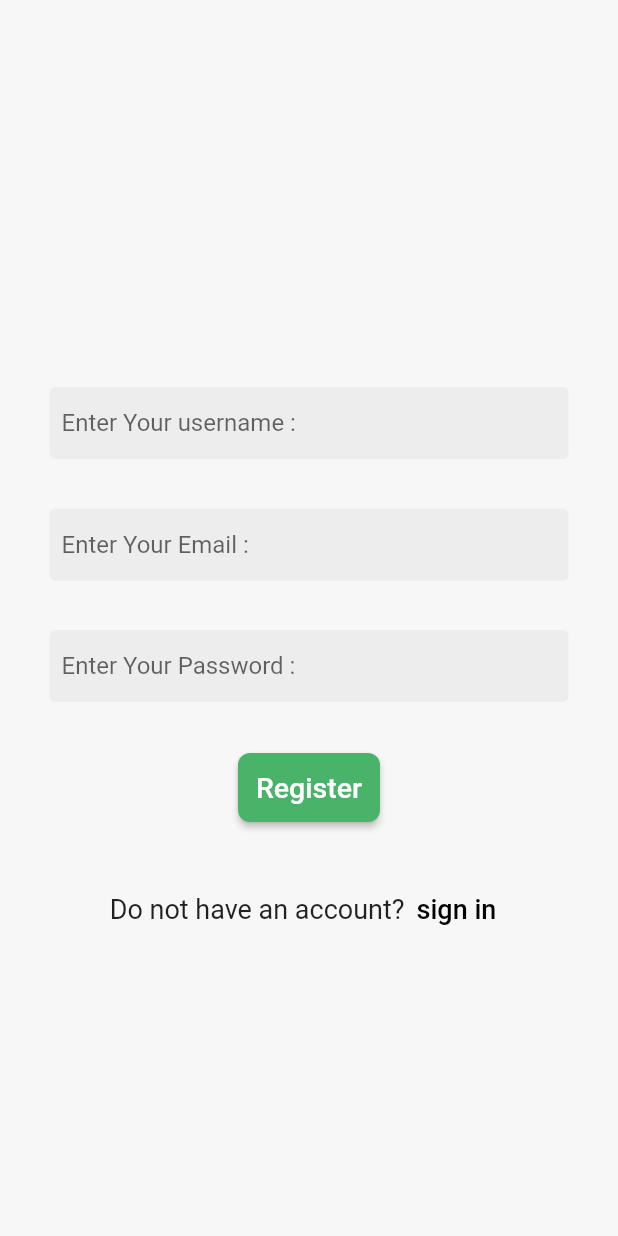
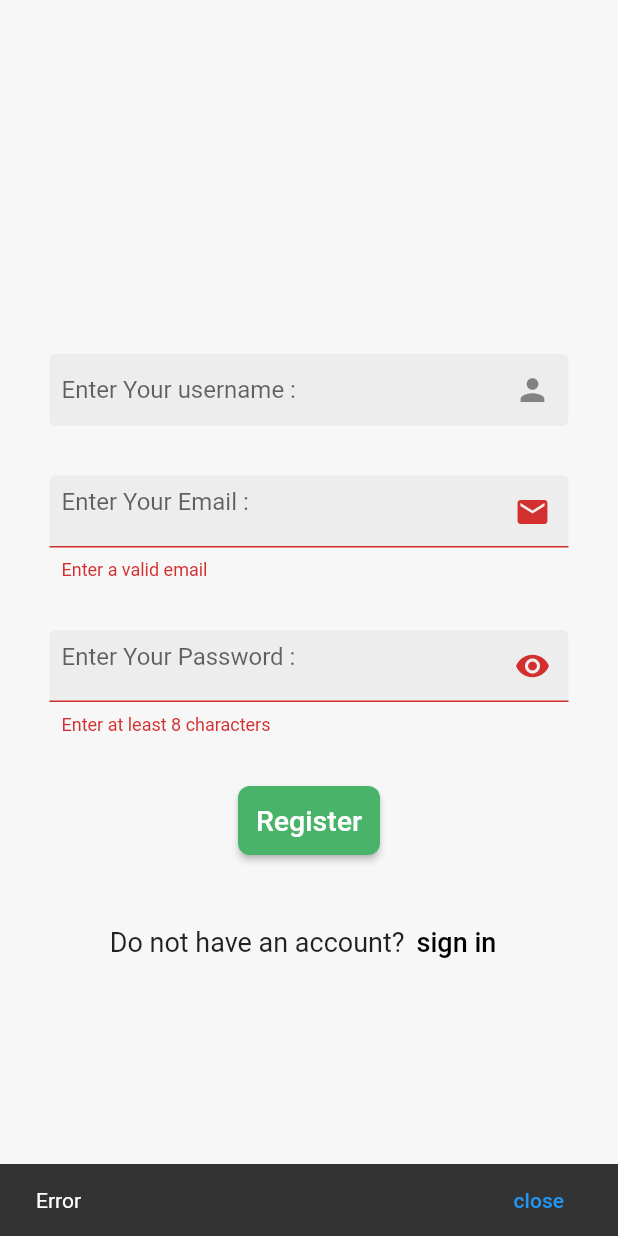
Before and after one commit to wael-saif23/e-commerce, a Flutter app: the Register screen opened directly, after a tap on "Register", on a phone screen of 412 x 824 dp. Run offline on Flutter 3.47's test engine with Material 2 defaults, Android fonts, the phone set to English and light mode, and no system bars; our stand-ins replace email_validator, firebase_auth, firebase_core; accounts and stored records are empty.

Commit message:
show and hide password

```diff
--- a/lib/main.dart
+++ b/lib/main.dart
@@ -25,9 +25,9 @@ class MyApp extends StatelessWidget {
       create: (context) {
         return CartProvider();
       },
-      child:  MaterialApp(
+      child: const MaterialApp(
         debugShowCheckedModeBanner: false,
-        home: Home(),
+        home: Register(),
       ),
     );
   }
--- a/lib/pages/register.dart
+++ b/lib/pages/register.dart
@@ -3,8 +3,10 @@
 import 'package:e_commerce_app/pages/login.dart';
 import 'package:e_commerce_app/shared/colors.dart';
 import 'package:e_commerce_app/shared/contants.dart';
+import 'package:e_commerce_app/shared/snackbar.dart';
 import 'package:firebase_auth/firebase_auth.dart';
 import 'package:flutter/material.dart';
+import 'package:email_validator/email_validator.dart';
 
 class Register extends StatefulWidget {
   const Register({Key? key}) : super(key: key);
@@ -14,7 +16,9 @@ class Register extends StatefulWidget {
 }
 
 class _RegisterState extends State<Register> {
+  final _formKey = GlobalKey<FormState>();
   bool isLoading = false;
+  bool isVisibility = true;
 
   final emailController = TextEditingController();
 
@@ -25,14 +29,17 @@ class _RegisterState extends State<Register> {
       isLoading = true;
     });
     try {
-      final credential = await FirebaseAuth.instance.createUserWithEmailAndPassword(
+      final credential = await FirebaseAuth.instance
+          .createUserWithEmailAndPassword(
               email: emailController.text, password: passwordController.text);
     } on FirebaseAuthException catch (e) {
-      if (e.code == 'user-not-found') {
-        print('No user found for that email.');
-      } else if (e.code == 'wrong-password') {
-        print('Wrong password provided for that user.');
+      if (e.code == 'weak-password') {
+        showSnackBar(context, "The password provided is too weak.");
+      } else if (e.code == 'email-already-in-use') {
+        showSnackBar(context, "The account already exists for that email.");
       }
+    } catch (e) {
+      showSnackBar(context, e.toString());
     }
     setState(() {
       isLoading = false;
@@ -55,6 +62,8 @@ class _RegisterState extends State<Register> {
           child: Padding(
             padding: const EdgeInsets.all(33.0),
             child: SingleChildScrollView(
+              child: Form(
+                key: _formKey,
                 child: Column(
                   mainAxisAlignment: MainAxisAlignment.center,
                   children: [
@@ -66,33 +75,61 @@ class _RegisterState extends State<Register> {
                         obscureText: false,
                         decoration: decorationTextfield.copyWith(
                             hintText: "Enter Your username : ",
-                      )),
+                            suffixIcon: Icon(Icons.person))),
                     const SizedBox(
                       height: 33,
                     ),
-                  TextField(
+                    TextFormField(
+                        validator: (value) {
+                          return value != null &&
+                                  !EmailValidator.validate(value)
+                              ? "Enter a valid email"
+                              : null;
+                        },
+                        autovalidateMode: AutovalidateMode.onUserInteraction,
                         controller: emailController,
                         keyboardType: TextInputType.emailAddress,
                         obscureText: false,
                         decoration: decorationTextfield.copyWith(
                             hintText: "Enter Your Email : ",
-                      )),
+                            suffixIcon: Icon(Icons.email))),
                     const SizedBox(
                       height: 33,
                     ),
-                  TextField(
+                    TextFormField(
+                      validator: (value) {
+                        return value != null && value.length < 8
+                            ? "Enter at least 8 characters"
+                            : null;
+                      },
+                      autovalidateMode: AutovalidateMode.onUserInteraction,
                       controller: passwordController,
                       keyboardType: TextInputType.text,
-                      obscureText: true,
+                      obscureText: isVisibility ? true : false,
                       decoration: decorationTextfield.copyWith(
                         hintText: "Enter Your Password : ",
-                      )),
+                        suffixIcon: IconButton(
+                          onPressed: () {
+                            setState(() {
+                              isVisibility = !isVisibility;
+                            });
+                          },
+                          icon: isVisibility
+                              ? Icon(Icons.visibility)
+                              : Icon(Icons.visibility_off),
+                        ),
+                      ),
+                    ),
                     const SizedBox(
                       height: 33,
                     ),
                     ElevatedButton(
                       onPressed: () {
+                        if (_formKey.currentState!.validate()) {
                           registerCount();
+                        } else {
+                          showSnackBar(context, "Error");
+                        }
                       },
                       child: isLoading
                           ? CircularProgressIndicator(
@@ -136,6 +173,7 @@ class _RegisterState extends State<Register> {
             ),
           ),
         ),
+      ),
     );
   }
 }
--- /dev/null
+++ b/lib/shared/snackbar.dart
@@ -0,0 +1,9 @@
+import 'package:flutter/material.dart';
+
+showSnackBar(BuildContext context, String text) {
+    return ScaffoldMessenger.of(context).showSnackBar(SnackBar(
+      duration:const Duration(seconds: 10),
+      content: Text(text),
+      action: SnackBarAction(label: "close", onPressed: () {}),
+    ));
+ }
--- a/pubspec.yaml
+++ b/pubspec.yaml
@@ -33,6 +33,7 @@ dependencies:
   flutter:
     sdk: flutter
   provider: ^6.0.5
+  email_validator: ^2.1.17
 
 dev_dependencies:
 
```
Also changed, not shown: pubspec.lock. Lines whose indentation alone changed are shown as unchanged.
